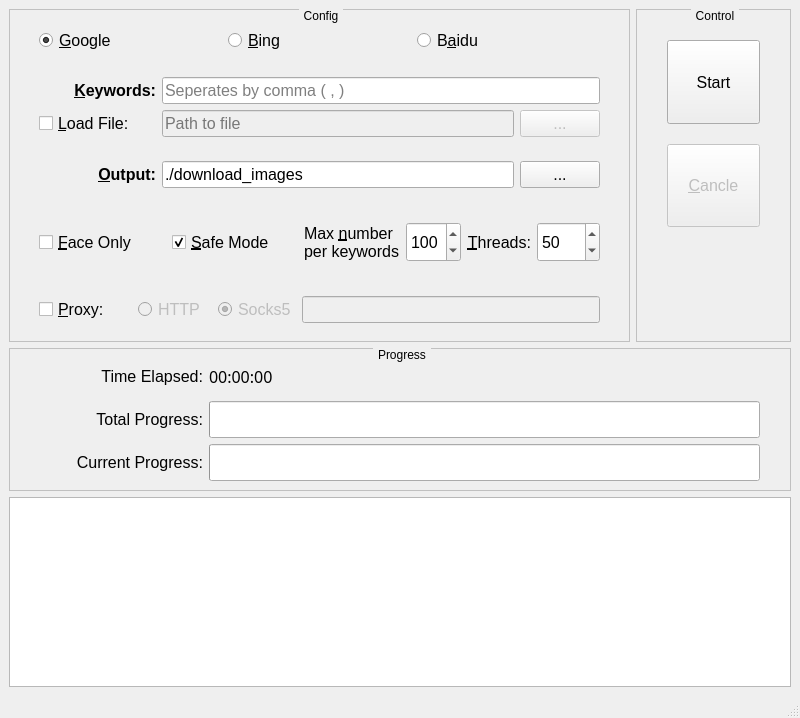
Before: the Qt Designer form mainwindow.ui in QianyanTech/Image-Downloader, drawn with Qt 5.
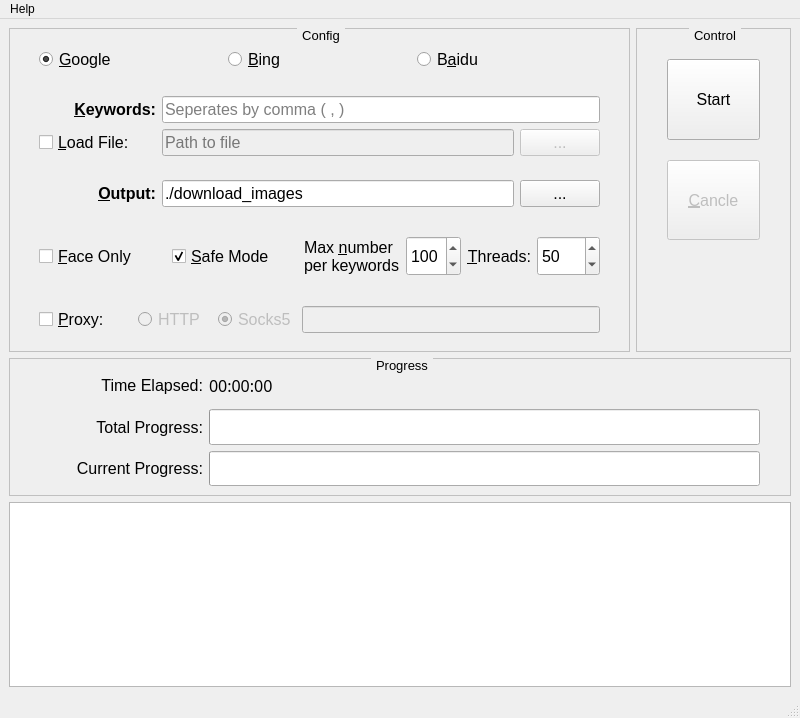
After: the same form once the commit is applied.

Commit message: Added about page

```diff
--- a/mainwindow.ui
+++ b/mainwindow.ui
@@ -29,6 +29,11 @@
         <verstretch>0</verstretch>
        </sizepolicy>
       </property>
+      <property name="font">
+       <font>
+        <pointsize>10</pointsize>
+       </font>
+      </property>
       <property name="styleSheet">
        <string notr="true">QGroupBox{border:1px ridge gray;margin-top: 1ex;} QGroupBox::title{subcontrol-origin: margin;subcontrol-position:top center;padding:0 3px;}</string>
       </property>
@@ -173,6 +178,11 @@
     </item>
     <item row="0" column="1">
      <widget class="QGroupBox" name="groupBox_2">
+      <property name="font">
+       <font>
+        <pointsize>10</pointsize>
+       </font>
+      </property>
       <property name="styleSheet">
        <string notr="true">QGroupBox{border:1px ridge gray;margin-top: 1ex;} QGroupBox::title{subcontrol-origin: margin;subcontrol-position:top center;padding:0 3px;}</string>
       </property>
@@ -255,6 +265,11 @@
         <verstretch>0</verstretch>
        </sizepolicy>
       </property>
+      <property name="font">
+       <font>
+        <pointsize>10</pointsize>
+       </font>
+      </property>
       <property name="styleSheet">
        <string notr="true">QGroupBox{border:1px ridge gray;margin-top: 1ex;} QGroupBox::title{subcontrol-origin: margin;subcontrol-position:top center;padding:0 3px;}</string>
       </property>
@@ -804,6 +819,13 @@
      <height>23</height>
     </rect>
    </property>
+   <widget class="QMenu" name="menuAbout">
+    <property name="title">
+     <string>Help</string>
+    </property>
+    <addaction name="actionAbout"/>
+   </widget>
+   <addaction name="menuAbout"/>
   </widget>
   <widget class="QStatusBar" name="statusbar"/>
  </widget>
```
Left out of the diff: 51 changed lines with no effect on the pictures. The commit also changes 6 other files.
